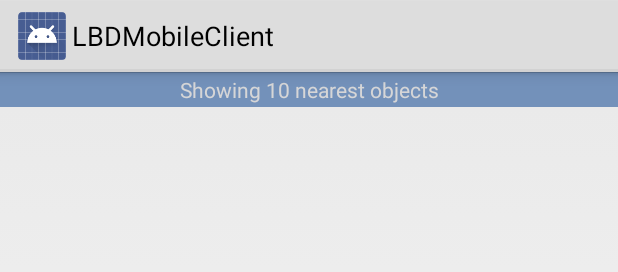
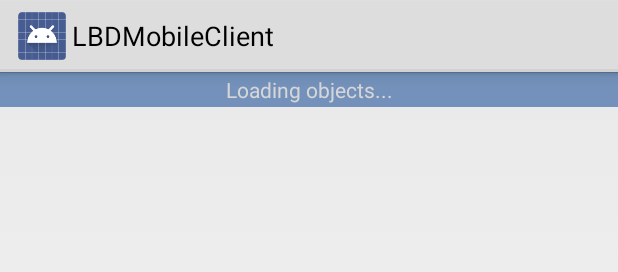
Before and after one commit to tttro/projektityokurssi, an Android app: the layout listview_search_fragment.xml on its own in the app's theme, with its tools: preview values and no code run, on a phone screen of 412 x 824 dp. Shown: the top 272 px of the screen. Run offline under Robolectric (Android 15) with nearby library versions, the phone set to English and light mode, and no system bars.

Commit message:
Continued ui implementation.

```diff
--- a/mobile/LBDMobileClient/app/src/main/java/fi/lbd/mobile/fragments/GoogleMapFragment.java
+++ b/mobile/LBDMobileClient/app/src/main/java/fi/lbd/mobile/fragments/GoogleMapFragment.java
@@ -239,6 +239,8 @@ public class GoogleMapFragment extends MapFragment implements OnInfoWindowClickL
     public void onMapClick(LatLng point){
         this.modelController.clearActiveMarker();
         SelectionManager.get().setSelection(null);
+        hideCursor();
+        hideKeyBoard();
     }
 
     protected void hideKeyBoard() {
--- a/mobile/LBDMobileClient/app/src/main/res/layout/listview_search_fragment.xml
+++ b/mobile/LBDMobileClient/app/src/main/res/layout/listview_search_fragment.xml
@@ -1,7 +1,9 @@
 <LinearLayout xmlns:android="http://schemas.android.com/apk/res/android"
+    android:id="@+id/linearLayout"
     android:layout_width="match_parent"
     android:layout_height="match_parent"
     android:orientation="vertical"
+    android:clickable="true"
     android:focusable="true"
     android:focusableInTouchMode="true">
 
@@ -11,7 +13,7 @@
         android:layout_height="wrap_content"
         android:textColor="@color/white"
         android:background="@color/near_objects_background"
-        android:text="@string/showing_nearest"
+        android:text="@string/loading"
         android:gravity="center_horizontal"
         android:paddingTop="2dp"
         android:paddingBottom="2dp"/>
--- a/mobile/LBDMobileClient/app/src/main/res/values/strings.xml
+++ b/mobile/LBDMobileClient/app/src/main/res/values/strings.xml
@@ -16,8 +16,10 @@
     <string name="source_base_url">http://lbdbackend.ignorelist.com/locationdata/api/</string>
     <string name="source_type">Streetlights/</string>
     <string name="distance">Distance %s</string>
-    <string name="showing_nearest">Showing 10 nearest objects</string>
-    <string name="showing_results">Search resulted in 9 objects</string>
+    <string name="loading">Loading objects...</string>
+    <string name="showing_nearest">Showing %d nearest objects</string>
+    <string name="no_nearest_found">No near objects found</string>
+    <string name="showing_results">Search resulted in %d objects</string>
     <string name="search_id">Search by object ID..</string>
     <string name="search_address">Search by address..</string>
     <string name="unknown">Unknown</string>
```
Also changed, not shown: mobile/LBDMobileClient/app/src/main/java/fi/lbd/mobile/fragments/ObjectListFragment.java (+29 -25 lines).
